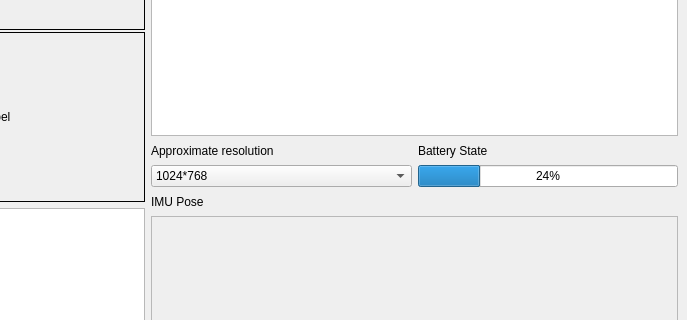
Above: UI/QT design/no_imu_gr_resizable.ui from mcgill-robotics-archive/auv-2014 before the change; both pictures show x 438 to 1125 and y 306 to 626 of the 1125 by 845 pixel window. Below: the same form after it.
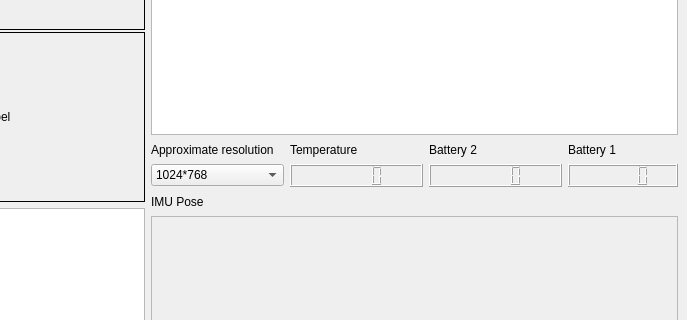
That is the form after the change. Icons and pictures are not drawn. Custom widgets are drawn as their Qt base class.

Commit message: added battery voltage and temp to front end

```diff
--- a/UI/QT design/no_imu_gr_resizable.ui
+++ b/UI/QT design/no_imu_gr_resizable.ui
@@ -862,7 +862,7 @@
           <item>
            <layout class="QVBoxLayout" name="verticalLayout_5">
             <item>
-             <layout class="QGridLayout" name="gridLayout_6" columnstretch="1,1" columnminimumwidth="1,1">
+             <layout class="QGridLayout" name="gridLayout_6" columnstretch="0,0,0,0" columnminimumwidth="1,1,1,0">
               <item row="1" column="0">
                <widget class="QComboBox" name="resSelect">
                 <property name="toolTip">
@@ -885,20 +885,20 @@
                 </item>
                </widget>
               </item>
-              <item row="0" column="0">
-               <widget class="QLabel" name="label_5">
-                <property name="maximumSize">
-                 <size>
-                  <width>16777215</width>
-                  <height>17</height>
-                 </size>
-                </property>
-                <property name="text">
-                 <string>Approximate resolution</string>
-                </property>
-               </widget>
+              <item row="1" column="3">
+               <widget class="QLCDNumber" name="bat_lcd1"/>
+              </item>
+              <item row="1" column="1">
+               <widget class="QLCDNumber" name="temp_ind"/>
               </item>
               <item row="0" column="1">
+               <widget class="QLabel" name="label_31">
+                <property name="text">
+                 <string>Temperature</string>
+                </property>
+               </widget>
+              </item>
+              <item row="0" column="3">
                <widget class="QLabel" name="bat_lbl">
                 <property name="minimumSize">
                  <size>
@@ -913,20 +913,30 @@
                  </size>
                 </property>
                 <property name="text">
-                 <string>Battery State</string>
+                 <string>Battery 1</string>
                 </property>
                </widget>
               </item>
-              <item row="1" column="1">
-               <widget class="QProgressBar" name="battery_progress">
+              <item row="0" column="0">
+               <widget class="QLabel" name="label_5">
                 <property name="maximumSize">
                  <size>
                   <width>16777215</width>
-                  <height>16777215</height>
+                  <height>17</height>
                  </size>
                 </property>
-                <property name="value">
-                 <number>24</number>
+                <property name="text">
+                 <string>Approximate resolution</string>
+                </property>
+               </widget>
+              </item>
+              <item row="1" column="2">
+               <widget class="QLCDNumber" name="bat_lcd2"/>
+              </item>
+              <item row="0" column="2">
+               <widget class="QLabel" name="label_32">
+                <property name="text">
+                 <string>Battery 2</string>
                 </property>
                </widget>
               </item>
```
The commit also changes 7 other files.
